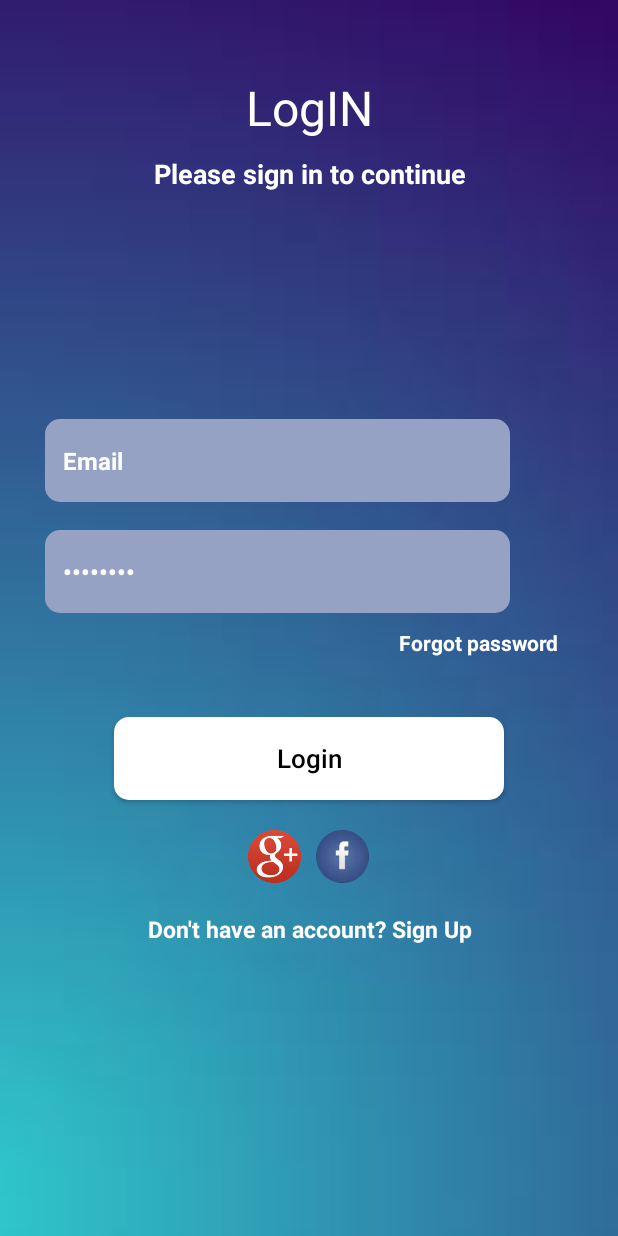
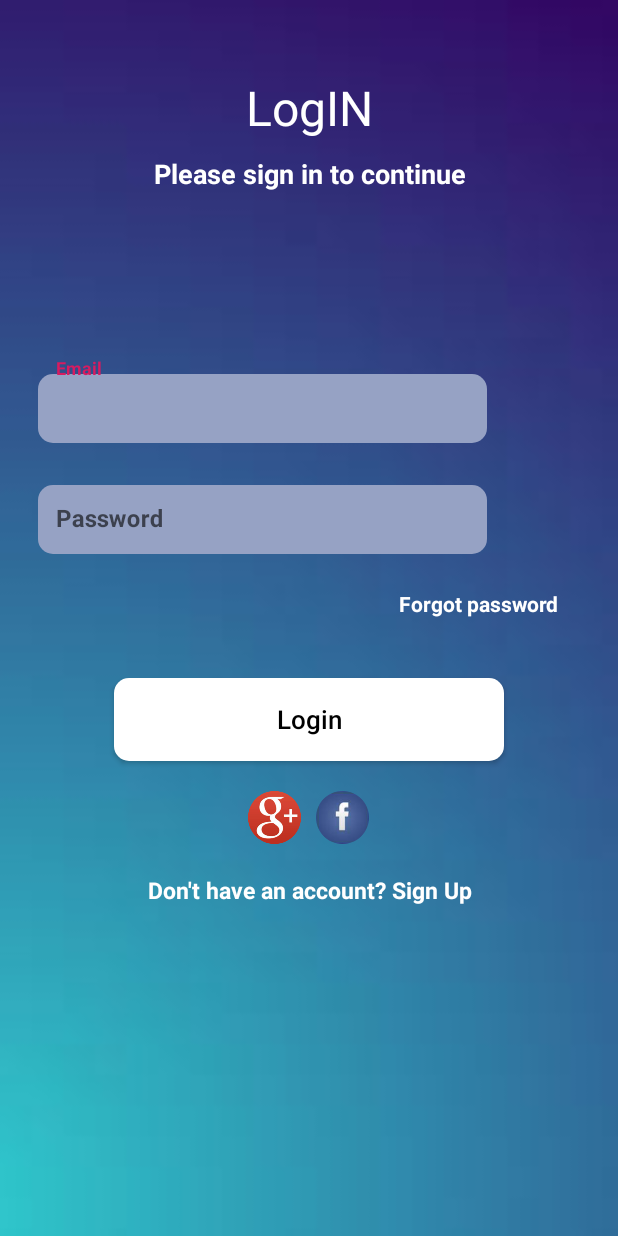
Before and after one commit to Yukti-15/LGBT-s-Buddy, an Android app: the screen it shows after launch (LoginActivity), on a phone screen of 412 x 824 dp. Run offline under Robolectric (Android 15) with nearby library versions, the phone set to English and light mode, and no system bars; libraries missing offline, so code that uses them is left out: com.facebook, retrofit2.adapter.rxjava; 4 statements that could not run were skipped.

Commit message:
LGBT's Buddy

```diff
--- a/app/src/main/res/layout/activity_login.xml
+++ b/app/src/main/res/layout/activity_login.xml
@@ -92,27 +92,51 @@
 <!--                        android:layout_marginLeft="10dp"-->
 <!--                        android:layout_marginRight="20dp"-->
 <!--                        />-->
+<!--                    <com.google.android.material.textfield.TextInputLayout-->
+<!--                        android:id="@+id/et_emailId"-->
+<!--                        android:layout_width="match_parent"-->
+<!--                        android:layout_height="wrap_content">-->
+
+<!--                    <EditText-->
+<!--                        android:text="Email"-->
+<!--                        android:id="@+id/username"-->
+<!--                        android:inputType="textEmailAddress"-->
+<!--                        android:layout_width="310dp"-->
+<!--                        android:layout_height="55dp"-->
+<!--                        android:background="@drawable/bg_rec_solid_gray"-->
+<!--                        android:drawablePadding="6dp"-->
+<!--                        android:gravity="center_vertical"-->
+<!--                        android:padding="12dp"-->
+<!--                        android:textColor="#FFF"-->
+<!--                        android:textStyle="bold"-->
+<!--                        android:layout_marginLeft="10dp"-->
+<!--                        android:textSize="16sp" />-->
+<!--                    </com.google.android.material.textfield.TextInputLayout>-->
+
                     <com.google.android.material.textfield.TextInputLayout
+                        android:id="@+id/et_emailId"
+                        android:layout_width="310dp"
+                        android:layout_height="70dp"
+                        android:layout_marginTop="120dp">
+
+                        <EditText
+                            android:id="@+id/username"
                             android:layout_width="match_parent"
                             android:layout_height="wrap_content"
-                        android:layout_marginTop="150dp">
-
-                    <EditText
-                        android:text="Email"
-                        android:id="@+id/et_emailId"
-                        android:layout_width="310dp"
-                        android:layout_height="55dp"
+                            android:inputType="textEmailAddress"
+                            android:layout_margin="5dp"
                             android:background="@drawable/bg_rec_solid_gray"
                             android:drawablePadding="6dp"
                                         android:gravity="center_vertical"
-                        android:inputType="textEmailAddress"
                                             android:padding="12dp"
                                           android:textColor="#FFF"
                                           android:textStyle="bold"
                                             android:layout_marginLeft="10dp"
-                        android:textSize="16sp" />
+                                           android:textSize="16sp"
+                                                android:hint="Email"/>
+
                                         </com.google.android.material.textfield.TextInputLayout>
-<!--                    <TextView-->
+                    <!-- <TextView&ndash;&gt;-->
 <!--                        android:layout_width="match_parent"-->
 <!--                        android:layout_height="wrap_content"-->
 <!--                        android:layout_marginTop="10dp"-->
@@ -145,27 +169,61 @@
 <!--                        android:textColor="@color/colorBlack"-->
 <!--                        android:textSize="15sp" />-->
 
+<!--                    <com.google.android.material.textfield.TextInputLayout-->
+<!--                        android:id="@+id/layoutTextInput"-->
+<!--                        android:layout_width="match_parent"-->
+<!--                        android:layout_height="wrap_content"-->
+<!--                        android:layout_marginBottom="5dp"-->
+<!--                        android:background="@null"-->
+<!--                        android:theme="@style/Theme.App.Base"-->
+<!--                        app:hintEnabled="false"-->
+<!--                        app:passwordToggleEnabled="true"-->
+<!--                        android:layout_marginTop="20dp"-->
+<!--                        app:passwordToggleTint="@color/colorAccent">-->
+
+<!--                        <EditText-->
+<!--                            android:id="@+id/et_password"-->
+<!--                            android:layout_width="match_parent"-->
+<!--                            android:layout_height="wrap_content"-->
+<!--                            android:inputType="textPassword"-->
+
+<!--                            android:background="@drawable/bg_rec_solid_gray"-->
+<!--                            android:drawablePadding="6dp"-->
+<!--                            android:gravity="center_vertical"-->
+<!--                            android:padding="12dp"-->
+<!--                            android:textColor="#FFF"-->
+<!--                            android:textStyle="bold"-->
+<!--                            android:layout_marginLeft="10dp"-->
+<!--                            android:textSize="16sp"-->
+<!--                            android:hint="Password" />-->
+<!--                    </com.google.android.material.textfield.TextInputLayout>-->
+
+
                     <com.google.android.material.textfield.TextInputLayout
-                        android:layout_width="match_parent"
-                        android:layout_height="wrap_content"
-                        android:layout_marginTop="8dp">
+                        android:id="@+id/et_password"
+                        android:layout_width="310dp"
+                        android:layout_height="70dp"
+                        android:layout_below="@id/et_emailId"
+                        android:layout_marginTop="4dp">
                         <EditText
-
-                        android:text="Password"
-                        android:id="@+id/et_newPassword"
-                            android:layout_width="310dp"
-                        android:layout_height="55dp"
                             android:background="@drawable/bg_rec_solid_gray"
                             android:drawablePadding="6dp"
                             android:gravity="center_vertical"
-                        android:inputType="textPassword"
                             android:padding="12dp"
                             android:textColor="#FFF"
+                            android:layout_margin="5dp"
                             android:textStyle="bold"
                             android:layout_marginLeft="10dp"
-                        android:layout_marginTop="170dp"
-                        android:textSize="16sp" />
+                            android:textSize="16sp"
+                            android:id="@+id/password"
+                            android:layout_width="match_parent"
+                            android:layout_height="wrap_content"
+                            android:inputType="textPassword"
+                            android:hint="Password"/>
+
                     </com.google.android.material.textfield.TextInputLayout>
+
+
 
                     <TextView
                         android:id="@+id/tv_forget_password"
--- a/app/src/main/res/layout/activity_splash.xml
+++ b/app/src/main/res/layout/activity_splash.xml
@@ -12,12 +12,12 @@
     <TextView
         android:layout_width="match_parent"
         android:layout_height="wrap_content"
-        android:text="LGBT"
+        android:text="LGBT's"
         android:textColor="#FFF"
         android:gravity="center"
         android:textSize="45dp"
         android:textStyle="bold"
-        android:layout_marginTop="170dp"/>
+        android:layout_marginTop="190dp"/>
 
     <TextView
         android:layout_width="match_parent"
```
Also changed, not shown: app/src/main/java/com/umeeds/app/activity/LoginActivity.java (+29 -32 lines). Lines whose indentation alone changed are shown as unchanged.
